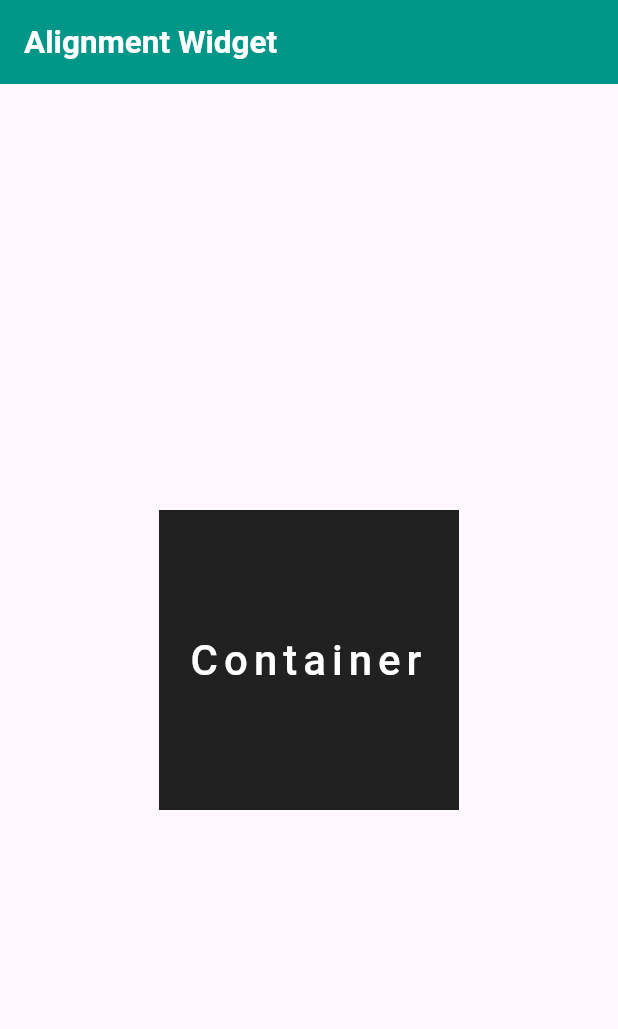
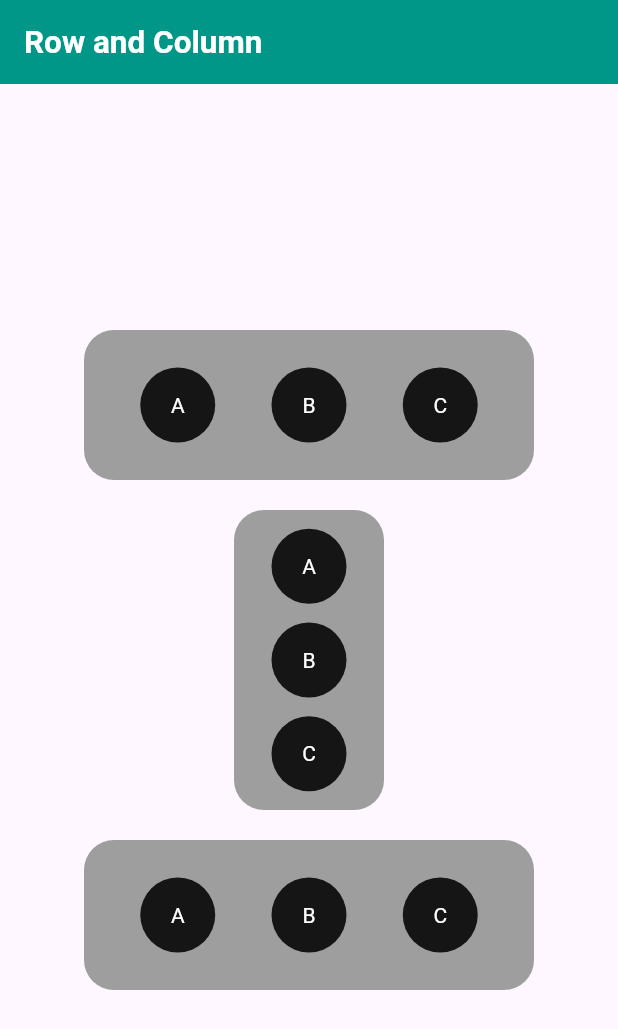
Before and after one commit to Malik399758/flutter_urraan_batch40_ui, a Flutter app: the screen it shows after launch, on a phone screen of 412 x 824 dp. Shown: the top 1029 px of the screen. Run offline on Flutter 3.47's test engine with Material 3 defaults, Android fonts, the phone set to English and light mode, and no system bars.

Commit message:
Row and column

```diff
--- /dev/null
+++ b/lib/flutter_ui/row_column.dart
@@ -0,0 +1,177 @@
+import 'package:flutter/cupertino.dart';
+import 'package:flutter/material.dart';
+
+class RowColumn extends StatefulWidget {
+  const RowColumn({super.key});
+
+  @override
+  State<RowColumn> createState() => _RowColumnState();
+}
+
+class _RowColumnState extends State<RowColumn> {
+  @override
+  Widget build(BuildContext context) {
+    return Scaffold(
+      appBar: AppBar(
+        title: Text('Row and Column',style: TextStyle(fontSize: 21,fontWeight: FontWeight.bold,color: Colors.white),),
+        backgroundColor: Colors.teal,
+      ),
+      body: /*Container(
+        //width: double.infinity,
+        //color: Colors.blue,
+        child: Column(
+          //mainAxisAlignment: MainAxisAlignment.spaceEvenly,
+          //crossAxisAlignment: CrossAxisAlignment.stretch,
+          //mainAxisSize: MainAxisSize.max,
+          children: [
+            Container(
+              width: 100,
+              height: 100,
+              color: Colors.grey,
+            ),
+            Container(
+              width: 100,
+              height: 100,
+              color: Colors.orange,
+            ),
+            Container(
+              width: 100,
+              height: 100,
+              color: Colors.black,
+            ),
+          ],
+        ),
+      ),*/
+
+      Center(
+        child: Column(
+          mainAxisAlignment: MainAxisAlignment.center,
+          children: [
+            Container(
+              width: 300,
+              height: 100,
+              decoration: BoxDecoration(
+                borderRadius: BorderRadius.circular(20),
+                color: Colors.grey
+              ),
+              child: Row(
+                mainAxisAlignment: MainAxisAlignment.spaceEvenly,
+                    children: [
+                      Container(
+                        width: 50,
+                        height: 50,
+                        decoration: BoxDecoration(
+                          color: Colors.black87,
+                          shape: BoxShape.circle
+                        ),
+                        child: Center(child: Text('A',style: TextStyle(color: Colors.white),)),
+                      ),
+                      Container(
+                        width: 50,
+                        height: 50,
+                        decoration: BoxDecoration(
+                            color: Colors.black87,
+                            shape: BoxShape.circle
+                        ),
+                        child: Center(child: Text('B',style: TextStyle(color: Colors.white),)),
+                      ),
+                      Container(
+                        width: 50,
+                        height: 50,
+                        decoration: BoxDecoration(
+                            color: Colors.black87,
+                            shape: BoxShape.circle
+                        ),
+                        child: Center(child: Text('C',style: TextStyle(color: Colors.white),)),
+                      ),
+                    ],
+              ),
+            ),
+            SizedBox(height: 20,),
+            Container(
+              width: 100,
+              height: 200,
+              decoration: BoxDecoration(
+                  borderRadius: BorderRadius.circular(20),
+                  color: Colors.grey
+              ),
+              child: Column(
+                mainAxisAlignment: MainAxisAlignment.spaceEvenly,
+                children: [
+                  Container(
+                    width: 50,
+                    height: 50,
+                    decoration: BoxDecoration(
+                        color: Colors.black87,
+                        shape: BoxShape.circle
+                    ),
+                    child: Center(child: Text('A',style: TextStyle(color: Colors.white),)),
+                  ),
+                  Container(
+                    width: 50,
+                    height: 50,
+                    decoration: BoxDecoration(
+                        color: Colors.black87,
+                        shape: BoxShape.circle
+                    ),
+                    child: Center(child: Text('B',style: TextStyle(color: Colors.white),)),
+                  ),
+                  Container(
+                    width: 50,
+                    height: 50,
+                    decoration: BoxDecoration(
+                        color: Colors.black87,
+                        shape: BoxShape.circle
+                    ),
+                    child: Center(child: Text('C',style: TextStyle(color: Colors.white),)),
+                  ),
+                ],
+              ),
+            ),
+            SizedBox(height: 20,),
+            Container(
+              width: 300,
+              height: 100,
+              decoration: BoxDecoration(
+                  borderRadius: BorderRadius.circular(20),
+                  color: Colors.grey
+              ),
+              child: Row(
+                mainAxisAlignment: MainAxisAlignment.spaceEvenly,
+                children: [
+                  Container(
+                    width: 50,
+                    height: 50,
+                    decoration: BoxDecoration(
+                        color: Colors.black87,
+                        shape: BoxShape.circle
+                    ),
+                    child: Center(child: Text('A',style: TextStyle(color: Colors.white),)),
+                  ),
+                  Container(
+                    width: 50,
+                    height: 50,
+                    decoration: BoxDecoration(
+                        color: Colors.black87,
+                        shape: BoxShape.circle
+                    ),
+                    child: Center(child: Text('B',style: TextStyle(color: Colors.white),)),
+                  ),
+                  Container(
+                    width: 50,
+                    height: 50,
+                    decoration: BoxDecoration(
+                        color: Colors.black87,
+                        shape: BoxShape.circle
+                    ),
+                    child: Center(child: Text('C',style: TextStyle(color: Colors.white),)),
+                  ),
+                ],
+              ),
+            ),
+          ],
+        ),
+      )
+    );
+  }
+}
--- a/lib/main.dart
+++ b/lib/main.dart
@@ -1,6 +1,7 @@
 import 'package:flutter/material.dart';
 import 'package:flutter_urraan_session_batch40_ui/flutter_ui/alignment_and_text.dart';
 import 'package:flutter_urraan_session_batch40_ui/flutter_ui/container.dart';
+import 'package:flutter_urraan_session_batch40_ui/flutter_ui/row_column.dart';
 
 void main() {
   runApp(const MyApp());
@@ -34,7 +35,8 @@ class MyApp extends StatelessWidget {
         colorScheme: ColorScheme.fromSeed(seedColor: Colors.deepPurple),
         useMaterial3: true,
       ),
-      home: AlignmentAndText(),
+      home: RowColumn()
+     // AlignmentAndText(),
       //ContainerScreen(),
       //const MyHomePage(title: 'Flutter Demo Home Page'),
     );
```
